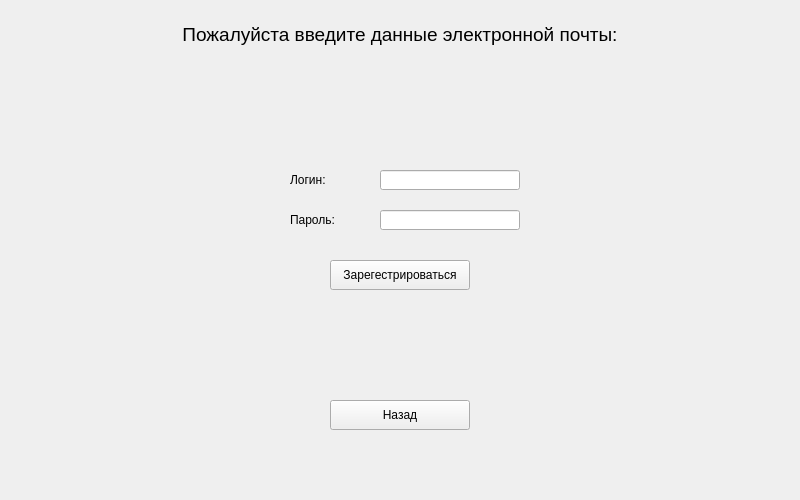
Old version of the form registration.ui in the repository underleak/fetchmail.
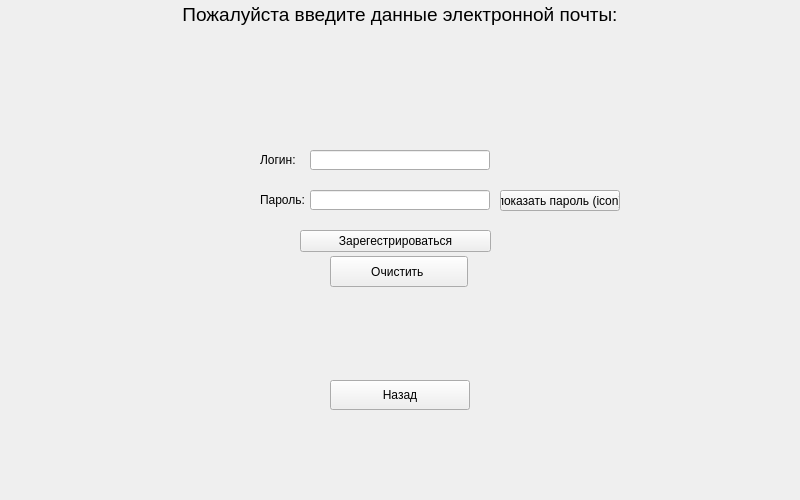
New version of the form.

Patch:
```diff
--- a/registration.ui
+++ b/registration.ui
@@ -13,11 +13,50 @@
   <property name="windowTitle">
    <string>Form</string>
   </property>
+  <widget class="QPushButton" name="pushButton_5">
+   <property name="geometry">
+    <rect>
+     <x>500</x>
+     <y>190</y>
+     <width>120</width>
+     <height>21</height>
+    </rect>
+   </property>
+   <property name="text">
+    <string>показать пароль (icon)</string>
+   </property>
+  </widget>
+  <widget class="QPushButton" name="pushButton">
+   <property name="geometry">
+    <rect>
+     <x>330</x>
+     <y>380</y>
+     <width>140</width>
+     <height>30</height>
+    </rect>
+   </property>
+   <property name="text">
+    <string>Назад</string>
+   </property>
+  </widget>
+  <widget class="QPushButton" name="pushButton_2">
+   <property name="geometry">
+    <rect>
+     <x>300</x>
+     <y>230</y>
+     <width>191</width>
+     <height>22</height>
+    </rect>
+   </property>
+   <property name="text">
+    <string>Зарегестрироваться</string>
+   </property>
+  </widget>
   <widget class="QLabel" name="label">
    <property name="geometry">
     <rect>
      <x>0</x>
-     <y>20</y>
+     <y>0</y>
      <width>800</width>
      <height>30</height>
     </rect>
@@ -29,48 +68,12 @@
     <string>&lt;html&gt;&lt;head/&gt;&lt;body&gt;&lt;p align=&quot;center&quot;&gt;&lt;span style=&quot; font-size:14pt;&quot;&gt;Пожалуйста введите данные электронной почты:&lt;/span&gt;&lt;/p&gt;&lt;/body&gt;&lt;/html&gt;</string>
    </property>
   </widget>
-  <widget class="QPushButton" name="pushButton">
-   <property name="geometry">
-    <rect>
-     <x>330</x>
-     <y>400</y>
-     <width>140</width>
-     <height>30</height>
-    </rect>
-   </property>
-   <property name="text">
-    <string>Назад</string>
-   </property>
-  </widget>
-  <widget class="QPushButton" name="pushButton_2">
-   <property name="geometry">
-    <rect>
-     <x>330</x>
-     <y>260</y>
-     <width>140</width>
-     <height>30</height>
-    </rect>
-   </property>
-   <property name="text">
-    <string>Зарегестрироваться</string>
-   </property>
-  </widget>
   <widget class="QLineEdit" name="lineEdit">
    <property name="geometry">
     <rect>
-     <x>380</x>
-     <y>210</y>
-     <width>140</width>
-     <height>20</height>
-    </rect>
-   </property>
-  </widget>
-  <widget class="QLineEdit" name="lineEdit_2">
-   <property name="geometry">
-    <rect>
-     <x>380</x>
-     <y>170</y>
-     <width>140</width>
+     <x>310</x>
+     <y>150</y>
+     <width>180</width>
      <height>20</height>
     </rect>
    </property>
@@ -78,8 +81,8 @@
   <widget class="QLabel" name="label_2">
    <property name="geometry">
     <rect>
-     <x>290</x>
-     <y>170</y>
+     <x>260</x>
+     <y>150</y>
      <width>47</width>
      <height>20</height>
     </rect>
@@ -91,8 +94,8 @@
   <widget class="QLabel" name="label_3">
    <property name="geometry">
     <rect>
-     <x>290</x>
-     <y>210</y>
+     <x>260</x>
+     <y>190</y>
      <width>47</width>
      <height>20</height>
     </rect>
@@ -101,6 +104,29 @@
     <string>Пароль:</string>
    </property>
   </widget>
+  <widget class="QLineEdit" name="lineEdit_2">
+   <property name="geometry">
+    <rect>
+     <x>310</x>
+     <y>190</y>
+     <width>180</width>
+     <height>20</height>
+    </rect>
+   </property>
+  </widget>
+  <widget class="QPushButton" name="pushButton_3">
+   <property name="geometry">
+    <rect>
+     <x>330</x>
+     <y>256</y>
+     <width>138</width>
+     <height>31</height>
+    </rect>
+   </property>
+   <property name="text">
+    <string>Очистить </string>
+   </property>
+  </widget>
  </widget>
  <resources/>
  <connections/>
```
